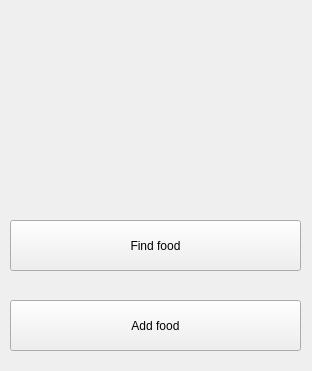
First picture: the form in UI/Main.ui, repository Qolorerr/Cook-Book, before the edit.
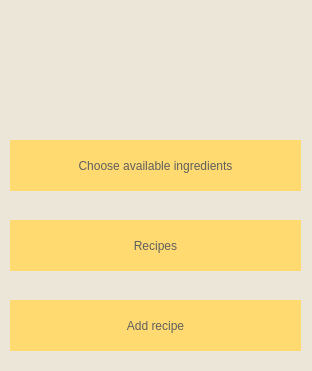
Second picture: the form after the edit.

Diff of the .ui file:
```diff
--- a/UI/Main.ui
+++ b/UI/Main.ui
@@ -13,6 +13,9 @@
   <property name="windowTitle">
    <string>CookBook</string>
   </property>
+  <property name="styleSheet">
+   <string notr="true">background-color: rgb(236, 230, 217);</string>
+  </property>
   <widget class="QWidget" name="centralwidget">
    <widget class="QPushButton" name="findB">
     <property name="geometry">
@@ -23,8 +26,14 @@
       <height>51</height>
      </rect>
     </property>
+    <property name="styleSheet">
+     <string notr="true">background-color: rgb(254, 218, 113);
+border: none;
+color: rgb(95, 95, 95);
+font: 12pt &quot;Arial&quot;;</string>
+    </property>
     <property name="text">
-     <string>Find food</string>
+     <string>Recipes</string>
     </property>
    </widget>
    <widget class="QPushButton" name="addB">
@@ -36,8 +45,46 @@
       <height>51</height>
      </rect>
     </property>
+    <property name="styleSheet">
+     <string notr="true">background-color: rgb(254, 218, 113);
+border: none;
+color: rgb(95, 95, 95);
+font: 12pt &quot;Arial&quot;;</string>
+    </property>
     <property name="text">
-     <string>Add food</string>
+     <string>Add recipe</string>
+    </property>
+   </widget>
+   <widget class="QPushButton" name="chooseB">
+    <property name="geometry">
+     <rect>
+      <x>10</x>
+      <y>140</y>
+      <width>291</width>
+      <height>51</height>
+     </rect>
+    </property>
+    <property name="styleSheet">
+     <string notr="true">background-color: rgb(254, 218, 113);
+border: none;
+color: rgb(95, 95, 95);
+font: 12pt &quot;Arial&quot;;</string>
+    </property>
+    <property name="text">
+     <string>Choose available ingredients</string>
+    </property>
+   </widget>
+   <widget class="QLabel" name="image">
+    <property name="geometry">
+     <rect>
+      <x>80</x>
+      <y>10</y>
+      <width>151</width>
+      <height>121</height>
+     </rect>
+    </property>
+    <property name="text">
+     <string/>
     </property>
    </widget>
   </widget>
```
